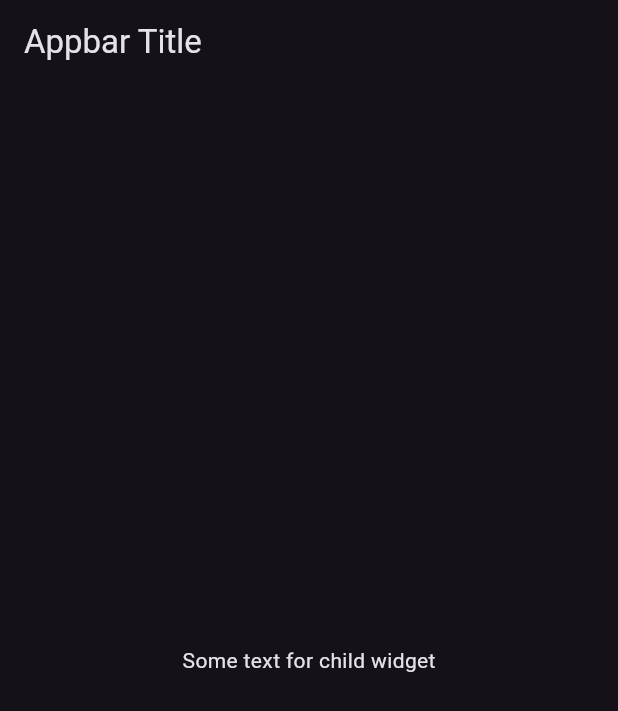
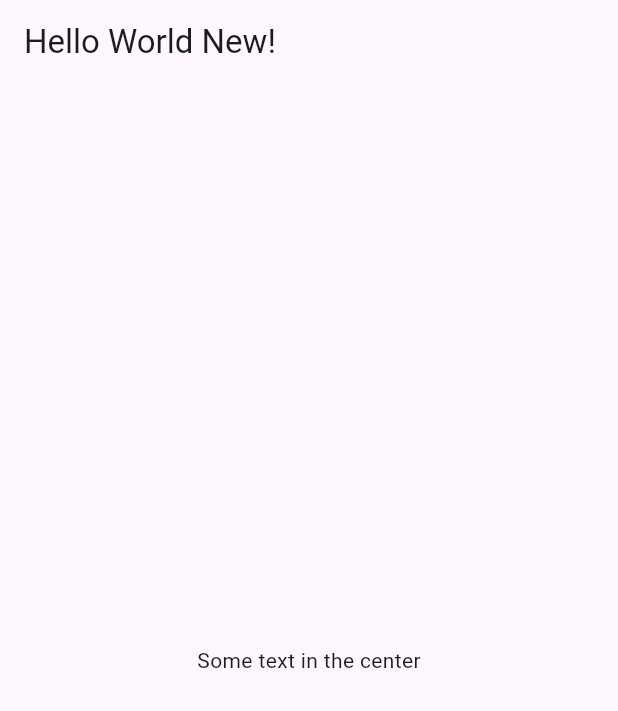
Before and after one commit to CySpiegel/Mastering-Dart-Language, a Flutter app: the screen it shows after launch, on a phone screen of 412 x 824 dp. Shown: the top 711 px of the screen. Run offline on Flutter 3.47's test engine with Material 3 defaults, Android fonts, the phone set to English and light mode, and no system bars.

Commit message:
updated to use stateless widget class extension

```diff
--- a/course_projects/material_extended_class/lib/main.dart
+++ b/course_projects/material_extended_class/lib/main.dart
@@ -1,17 +1,20 @@
 import 'package:flutter/material.dart';
 
-// This is a standard application showing the basic implementation of a material
-// app. It does not conform to any design patterns.
+// This application was rewriten to use stateless widget class extension
+void main() {
+  runApp(MaterialApp(home: MyApp()));
+}
 
-void main() {
-  runApp(MaterialApp(
-    theme:
-        ThemeData(brightness: Brightness.dark, primaryColor: Colors.blueGrey),
-    home: Scaffold(
+class MyApp extends StatelessWidget {
+  @override
+  Widget build(BuildContext context) {
+    return Scaffold(
       appBar: AppBar(
-        title: Text("Appbar Title"),
+        title: Text('Hello World New!'),
       ),
-      body: Center(child: Text("Some text for child widget")),
-    ),
-  ));
+      body: Center(
+        child: Text("Some text in the center"),
+      ),
+    );
+  }
 }
```
